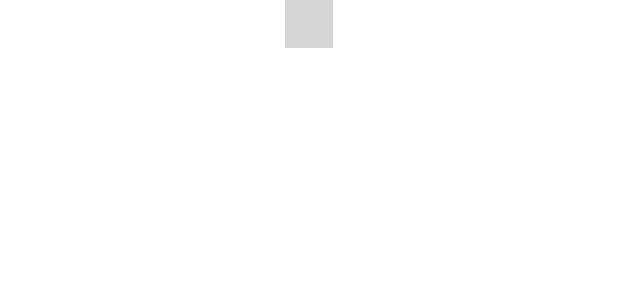
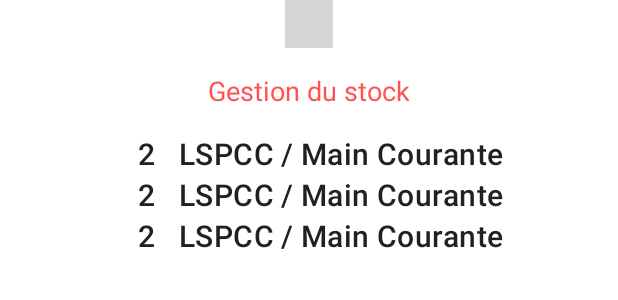
Before and after one commit to DrDucky/Spe95, an Android app: the layout grid_sd_statistiques.xml on its own in the app's theme, with its tools: preview values and no code run, on a phone screen of 412 x 824 dp. Shown: the top 300 px of the screen. Run offline under Robolectric (Android 15) with nearby library versions, the phone set to English and light mode, and no system bars; plain views replace PieChart; grey boxes are pictures that could not be loaded.

Commit message:
Gestion des alertes et du stock dans l'application pour SD

```diff
--- a/app/src/main/java/com/pomplarg/spe95/speoperations/data/MaterialSd.kt
+++ b/app/src/main/java/com/pomplarg/spe95/speoperations/data/MaterialSd.kt
@@ -4,3 +4,5 @@ import androidx.annotation.Keep
 
 @Keep
 data class MaterialSd(var name: String? = "", var quantity: Int = 0)
+
+data class AlertStock(var name: String? = "", var threshold: Int = 0)
--- a/app/src/main/java/com/pomplarg/spe95/speoperations/ui/SpeOperationDetailsFragment.kt
+++ b/app/src/main/java/com/pomplarg/spe95/speoperations/ui/SpeOperationDetailsFragment.kt
@@ -99,7 +99,7 @@ class SpeOperationDetailsFragment : Fragment() {
 
                 val materialSd = ArrayList<MaterialSd>()
                 for (material in speOperation.materialsSd!!) {
-                    if (material.checked!!) materialSd.add(material) //We take here only materials that has not been checked when added
+                    materialSd.add(material)
                 }
                 materialSdAdapter.submitList(materialSd)
             }
--- a/app/src/main/res/layout/grid_sd_statistiques.xml
+++ b/app/src/main/res/layout/grid_sd_statistiques.xml
@@ -1,8 +1,14 @@
 <?xml version="1.0" encoding="utf-8"?>
-<com.google.android.flexbox.FlexboxLayout xmlns:android="http://schemas.android.com/apk/res/android"
+<androidx.constraintlayout.widget.ConstraintLayout xmlns:android="http://schemas.android.com/apk/res/android"
     xmlns:app="http://schemas.android.com/apk/res-auto"
     android:layout_width="match_parent"
     android:layout_height="match_parent"
+    xmlns:tools="http://schemas.android.com/tools">
+
+    <com.google.android.flexbox.FlexboxLayout
+        android:id="@+id/flx_type_chart"
+        android:layout_width="match_parent"
+        android:layout_height="0dp"
         app:flexWrap="wrap"
         app:alignItems="flex_start"
         app:alignContent="center"
@@ -19,3 +25,29 @@
             android:minWidth="@dimen/chartpie_min_width" />
 
     </com.google.android.flexbox.FlexboxLayout>
+
+    <com.google.android.material.textview.MaterialTextView
+        android:id="@+id/stock_title"
+        android:layout_width="wrap_content"
+        android:layout_height="wrap_content"
+        android:text="@string/stock_title"
+        android:padding="@dimen/dimen_16dp"
+        style="@style/CategoryTitle"
+        app:layout_constraintEnd_toEndOf="parent"
+        app:layout_constraintStart_toStartOf="parent"
+        app:layout_constraintTop_toBottomOf="@id/flx_type_chart" />
+
+
+    <androidx.recyclerview.widget.RecyclerView
+        android:id="@+id/rv_material_sd_list_stock"
+        android:layout_width="wrap_content"
+        android:layout_height="0dp"
+        android:clipToPadding="false"
+        android:scrollbars="vertical"
+        app:layoutManager="androidx.recyclerview.widget.LinearLayoutManager"
+        app:layout_constraintEnd_toEndOf="parent"
+        app:layout_constraintStart_toStartOf="parent"
+        app:layout_constraintTop_toBottomOf="@id/stock_title"
+        tools:context="com.pomplarg.spe95.MainActivity"
+        tools:listitem="@layout/list_item_material_sd" />
+</androidx.constraintlayout.widget.ConstraintLayout>
--- a/app/src/main/res/layout/list_item_material_sd.xml
+++ b/app/src/main/res/layout/list_item_material_sd.xml
@@ -17,6 +17,20 @@
         android:layout_height="wrap_content">
 
         <com.google.android.material.textview.MaterialTextView
+            android:id="@+id/quantity"
+            android:layout_width="wrap_content"
+            android:layout_height="wrap_content"
+            android:gravity="start"
+            android:text="@{Integer.toString(material.quantity)}"
+            android:textAppearance="?attr/textAppearanceHeadline6"
+            android:paddingStart="@dimen/dimen_16dp"
+            app:layout_constraintStart_toStartOf="parent"
+            app:layout_constraintTop_toTopOf="parent"
+            app:layout_constraintBottom_toBottomOf="parent"
+            tools:text="2" />
+
+
+        <com.google.android.material.textview.MaterialTextView
             android:id="@+id/name"
             android:layout_width="wrap_content"
             android:layout_height="wrap_content"
@@ -24,7 +38,7 @@
             android:text="@{material.name}"
             android:textAppearance="?attr/textAppearanceHeadline6"
             android:paddingStart="@dimen/dimen_16dp"
-            app:layout_constraintStart_toStartOf="parent"
+            app:layout_constraintStart_toEndOf="@id/quantity"
             app:layout_constraintTop_toTopOf="parent"
             app:layout_constraintBottom_toBottomOf="parent"
             tools:text="LSPCC / Main Courante" />
--- a/app/src/main/res/values/strings.xml
+++ b/app/src/main/res/values/strings.xml
@@ -92,6 +92,7 @@
     <string name="menu_settings_title">Paramètres</string>
     <string name="menu_csp_name_title">CSP Argenteuil</string>
     <string name="menu_stats_title">Statistiques</string>
+    <string name="stock_title">Gestion du stock</string>
 
 
     <!-- Screen titles -->
```
Also changed, not shown: app/src/main/java/com/pomplarg/spe95/statistiques/data/StatistiqueRepository.kt (+26 -0 lines), app/src/main/java/com/pomplarg/spe95/statistiques/ui/StatistiquesFragment.kt (+30 -0 lines), app/src/main/java/com/pomplarg/spe95/statistiques/ui/StatistiquesViewModel.kt (+17 -0 lines). Lines whose indentation alone changed are shown as unchanged.
